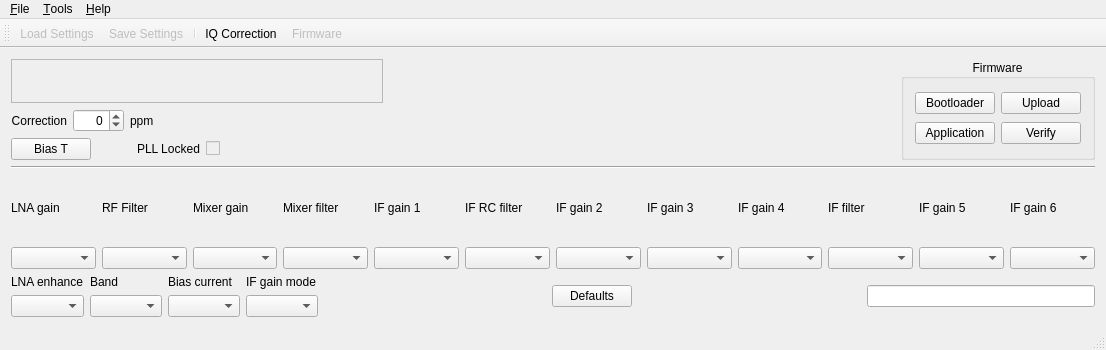
This is mainwindow.ui in csete/qthid as Qt 5 draws it before an edit. The edited form follows.
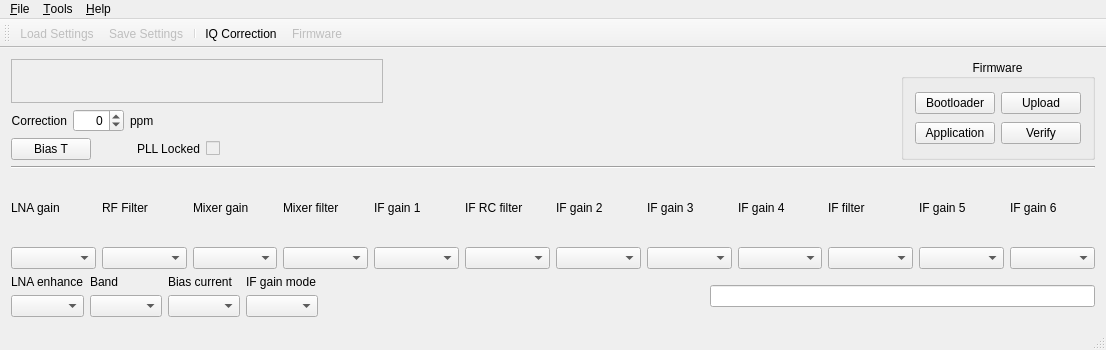
This is the edited form. Icons and pictures are not drawn. Custom widgets are drawn as their Qt base class.

Commit message: Issue #10: Move 'Reset to defaults' function to a menu.

```diff
--- a/mainwindow.ui
+++ b/mainwindow.ui
@@ -539,32 +539,6 @@
         </property>
        </spacer>
       </item>
-      <item>
-       <widget class="QPushButton" name="pushButtonDefaults">
-        <property name="toolTip">
-         <string>Reset FCD to default settings</string>
-        </property>
-        <property name="statusTip">
-         <string>Load defaults</string>
-        </property>
-        <property name="text">
-         <string>Defaults</string>
-        </property>
-       </widget>
-      </item>
-      <item>
-       <spacer name="horizontalSpacer_2">
-        <property name="orientation">
-         <enum>Qt::Horizontal</enum>
-        </property>
-        <property name="sizeHint" stdset="0">
-         <size>
-          <width>40</width>
-          <height>20</height>
-         </size>
-        </property>
-       </spacer>
-      </item>
       <item>
        <widget class="QLineEdit" name="fcdStatusLine">
         <property name="sizePolicy">
```
Left out of the diff: 9 changed lines with no effect on the pictures. The commit also changes 2 other files.
